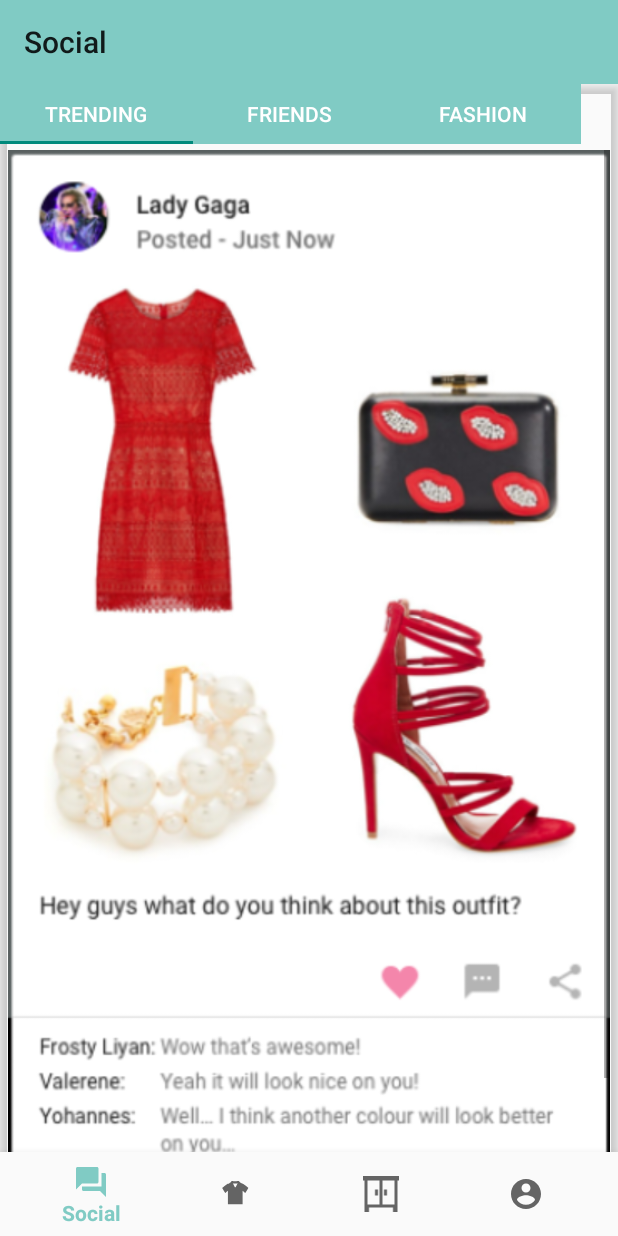
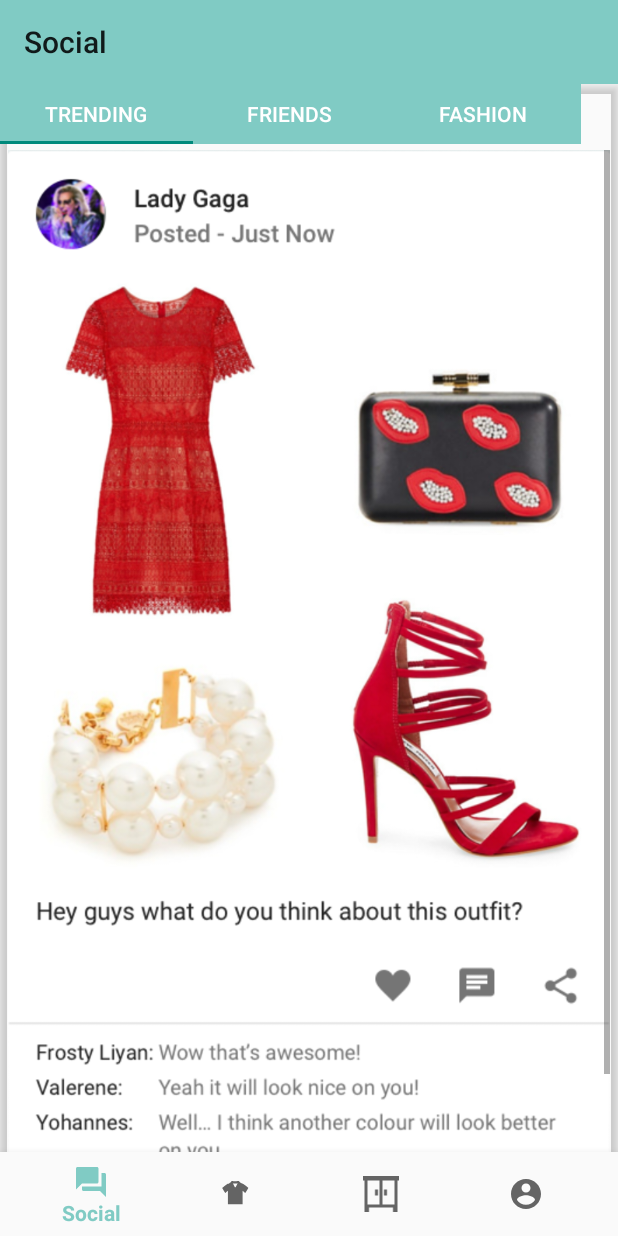
Before and after one commit to horeuben/droby, an Android app: the TrendingFragment screen opened directly, with no data from a screen before it, on a phone screen of 412 x 824 dp. Run offline under Robolectric (Android 15) with nearby library versions, the phone set to English and light mode, and no system bars; libraries missing offline, so code that uses them is left out: com.microsoft.windowsazure; 8 statements that could not run were skipped.

Commit message:
Changed static images to be higher res

```diff
--- a/app/src/main/res/layout/fragment_fashion.xml
+++ b/app/src/main/res/layout/fragment_fashion.xml
@@ -25,7 +25,7 @@
                 android:adjustViewBounds="true"
                 android:cropToPadding="false"
                 android:scaleType="fitStart"
-                app:srcCompat="@drawable/subscriptions" />
+                app:srcCompat="@drawable/social_fashion" />
         </LinearLayout>
     </ScrollView>
 </FrameLayout>
--- a/app/src/main/res/layout/fragment_friends.xml
+++ b/app/src/main/res/layout/fragment_friends.xml
@@ -34,7 +34,7 @@
                 android:adjustViewBounds="true"
                 android:cropToPadding="false"
                 android:scaleType="fitStart"
-                app:srcCompat="@drawable/friend1" />
+                app:srcCompat="@drawable/social_friends" />
 
         </RelativeLayout>
     </ScrollView>
--- a/app/src/main/res/layout/fragment_trending.xml
+++ b/app/src/main/res/layout/fragment_trending.xml
@@ -26,7 +26,7 @@
                 android:layout_centerVertical="true"
                 android:adjustViewBounds="true"
                 android:scaleType="fitStart"
-                app:srcCompat="@drawable/trending" />
+                app:srcCompat="@drawable/social_trending" />
 
         </LinearLayout>
     </ScrollView>
```
Also changed, not shown: app/src/main/res/drawable/friend1.PNG (deleted), app/src/main/res/drawable/social_fashion.png (added), app/src/main/res/drawable/social_friends.png (added), app/src/main/res/drawable/social_trending.png (added), app/src/main/res/drawable/subscriptions.PNG (deleted), app/src/main/res/drawable/trending.PNG (deleted).
